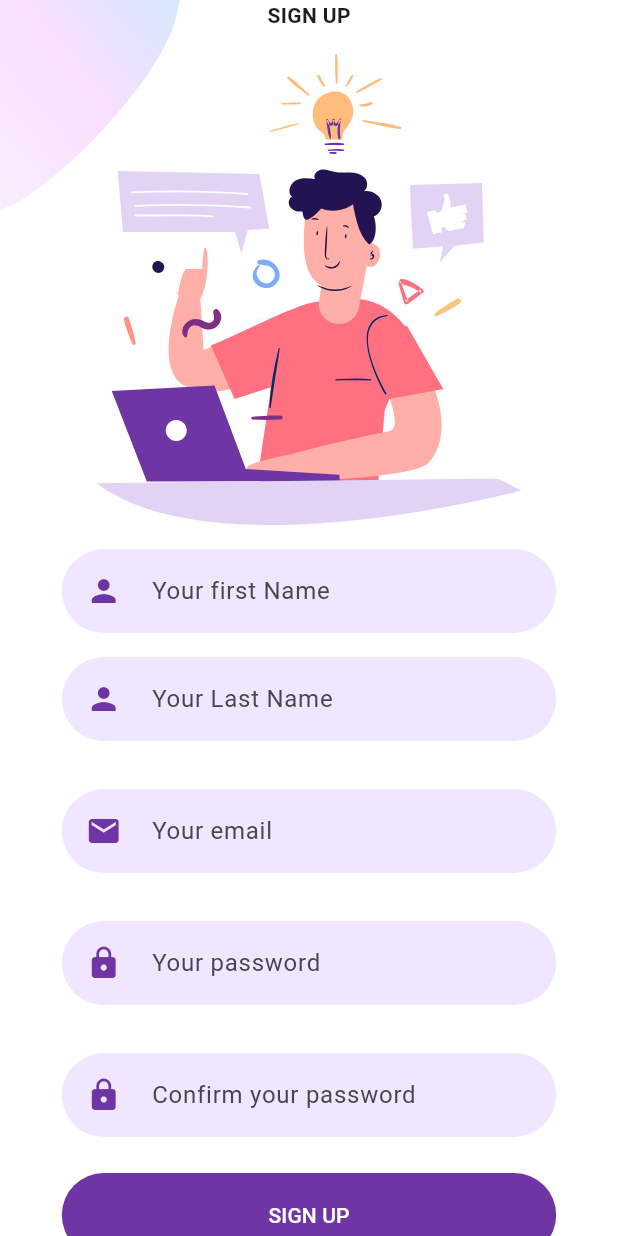
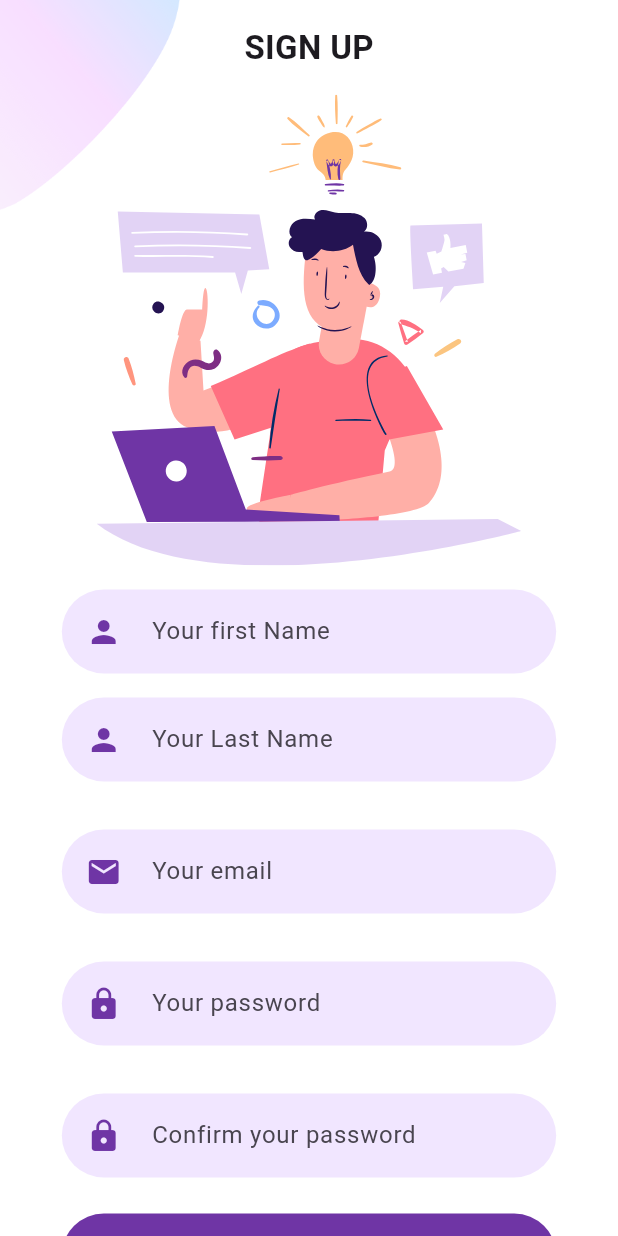
Before and after one commit to amineXguesmi/dyslexie_app, a Flutter app: the screen it shows after launch, after a tap on "SIGN UP", on a phone screen of 412 x 824 dp. Run offline on Flutter 3.47's test engine with Material 3 defaults, Android fonts, the phone set to English and light mode, and no system bars; our stand-ins replace flutter_svg, google_fonts.

Commit message:
add some changes

```diff
--- a/lib/Signup/components/sign_up_top_image.dart
+++ b/lib/Signup/components/sign_up_top_image.dart
@@ -14,7 +14,7 @@ class SignUpScreenTopImage extends StatelessWidget {
       children: [
         Text(
           "Sign Up".toUpperCase(),
-          style: const TextStyle(fontWeight: FontWeight.bold),
+          style: const TextStyle(fontWeight: FontWeight.bold, fontSize: 22),
         ),
         const SizedBox(height: defaultPadding),
         Row(
--- a/lib/Signup/signup_screen.dart
+++ b/lib/Signup/signup_screen.dart
@@ -48,7 +48,10 @@ class MobileSignupScreen extends StatelessWidget {
 
   @override
   Widget build(BuildContext context) {
-    return const Column(
+    return Column(
+      children: [
+        SizedBox(height: defaultPadding),
+        const Column(
           mainAxisAlignment: MainAxisAlignment.center,
           children: <Widget>[
             SignUpScreenTopImage(),
@@ -64,6 +67,8 @@ class MobileSignupScreen extends StatelessWidget {
             ),
             const SocalSignUp()
           ],
+        ),
+      ],
     );
   }
 }
--- a/lib/login/login_screen_top_image.dart
+++ b/lib/login/login_screen_top_image.dart
@@ -14,7 +14,7 @@ class LoginScreenTopImage extends StatelessWidget {
       children: [
         const Text(
           "LOGIN",
-          style: TextStyle(fontWeight: FontWeight.bold),
+          style: TextStyle(fontWeight: FontWeight.bold, fontSize: 22),
         ),
         const SizedBox(height: defaultPadding * 2),
         Row(
```
Also changed, not shown: assets/Logo.png (deleted), assets/logo.png (added). Lines whose indentation alone changed are shown as unchanged.
